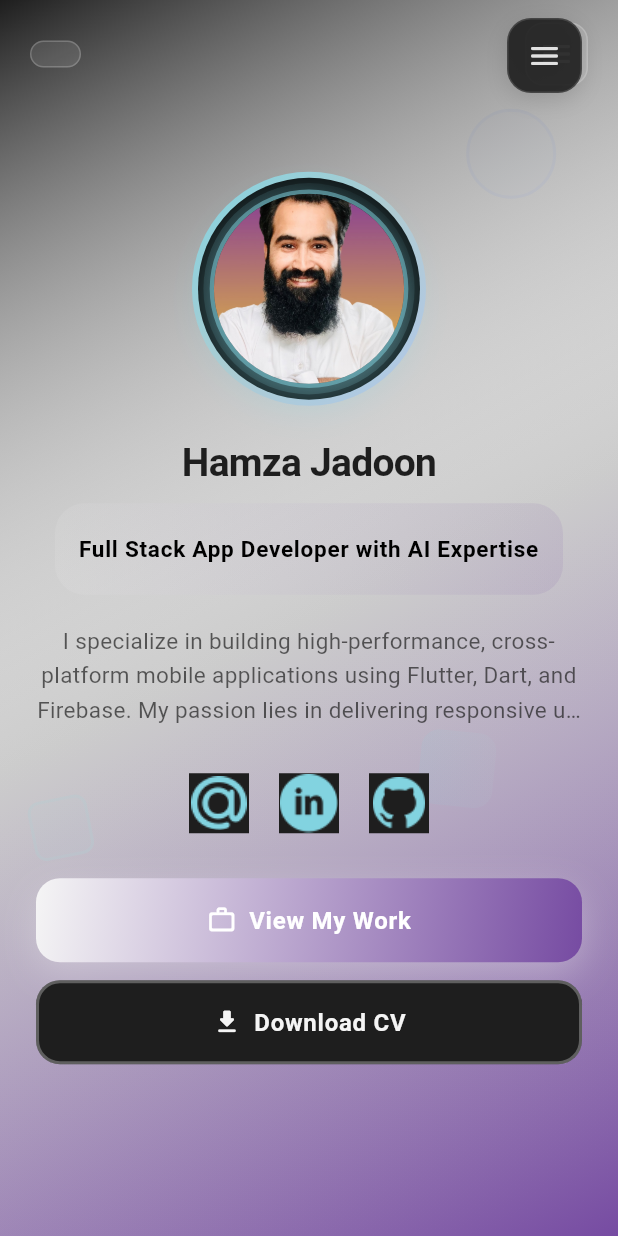
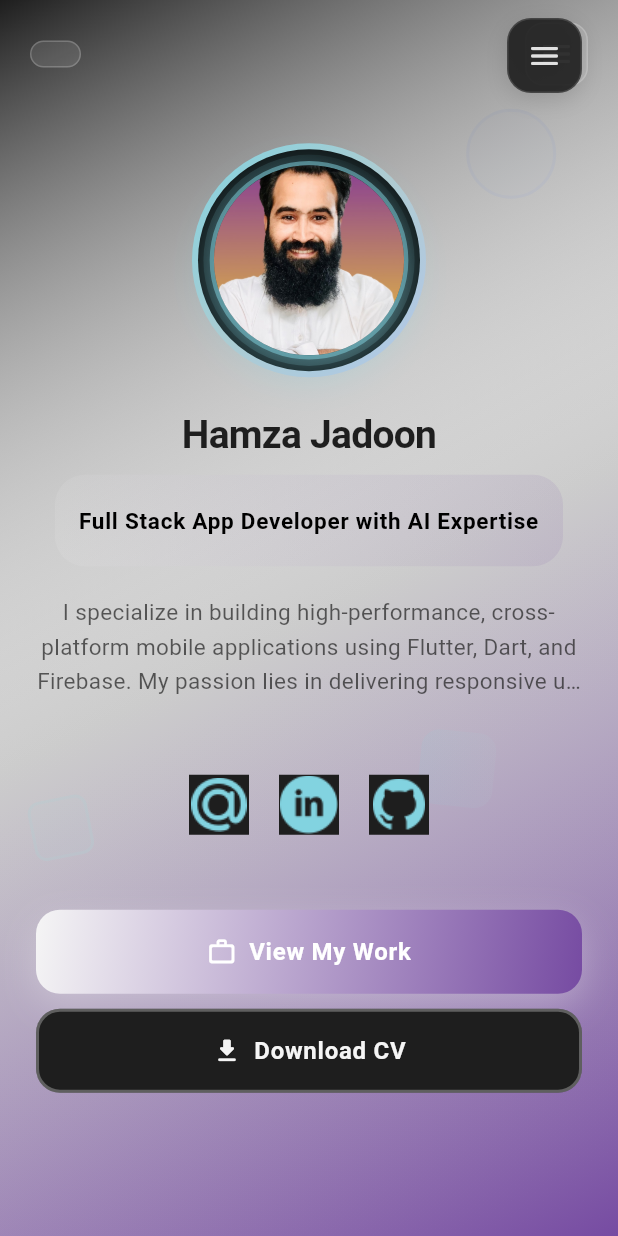
Before and after one commit to hamza-jadoon/hamza_portfolio_app, a Flutter app: the screen it shows after launch, on a phone screen of 412 x 824 dp. Run offline on Flutter 3.47's test engine with Material 3 defaults, Android fonts, the light colour scheme and no system bars; our stand-ins replace flutter_svg.

```diff
--- a/lib/features/home/presentation/pages/home_page.dart
+++ b/lib/features/home/presentation/pages/home_page.dart
@@ -670,7 +670,7 @@ class _HomePageState extends State<HomePage> with TickerProviderStateMixin {
                 ),
               ),
 
-              const SizedBox(height: 30),
+              const SizedBox(height: 50),
               // Social Icons
               SlideTransition(
                 position: _socialSlideAnimation,
@@ -686,7 +686,7 @@ class _HomePageState extends State<HomePage> with TickerProviderStateMixin {
                 ),
               ),
 
-              const SizedBox(height: 30),
+              const SizedBox(height: 50),
 
               // CTA Buttons
               SlideTransition(
@@ -699,7 +699,7 @@ class _HomePageState extends State<HomePage> with TickerProviderStateMixin {
                       true,
                           () => _launchURL(AppLinks.github),
                     ),
-                    const SizedBox(height: 12),
+                    const SizedBox(height: 10),
                     _buildModernButton(
                       "Download CV",
                       Icons.download_rounded,
```
Also changed, not shown: 1 other file.
